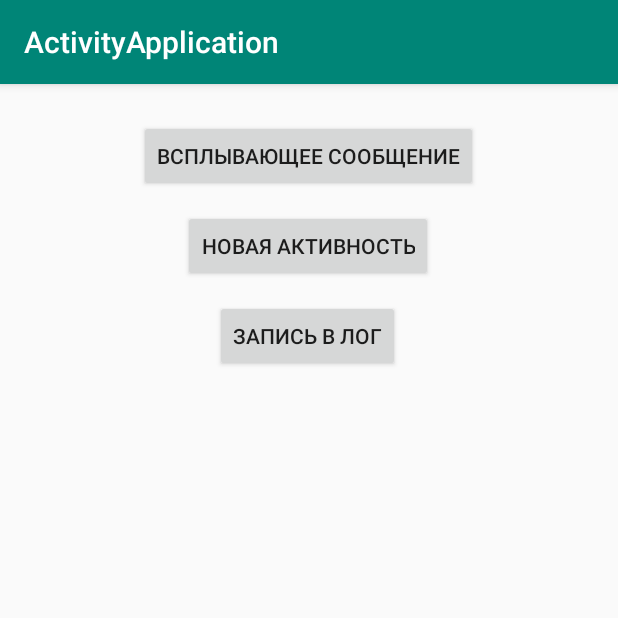
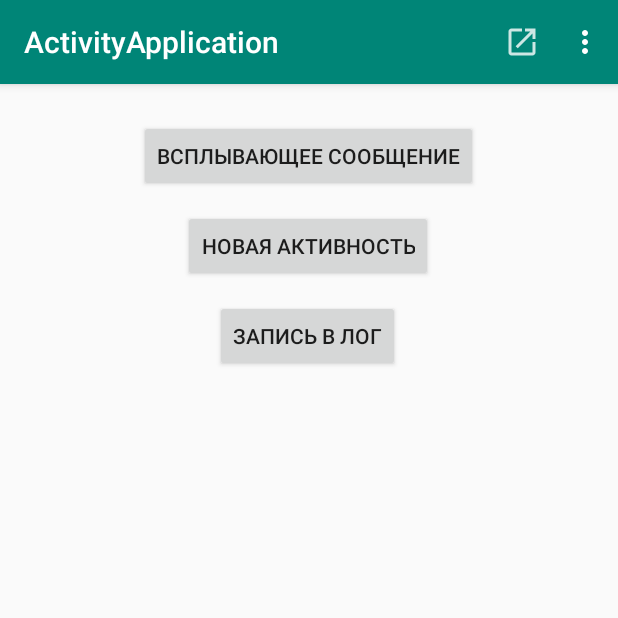
Before and after one commit to msenin/KotlinAndroidSFT, an Android app: the screen it shows after launch (MainActivity), on a phone screen of 412 x 824 dp, the top half of it. Run offline under Robolectric (Android 15) with nearby library versions, the phone set to English and light mode, and no system bars.

Commit message:
Settings and Toolbar

```diff
--- a/Activity/app/build.gradle
+++ b/Activity/app/build.gradle
@@ -8,7 +8,7 @@ android {
     compileSdkVersion 28
     defaultConfig {
         applicationId "ru.senin.kotlin.android.activityapplication"
-        minSdkVersion 15
+        minSdkVersion 16
         targetSdkVersion 28
         versionCode 1
         versionName "1.0"
--- a/Activity/app/src/main/java/ru/senin/kotlin/android/activityapplication/MainActivity.kt
+++ b/Activity/app/src/main/java/ru/senin/kotlin/android/activityapplication/MainActivity.kt
@@ -1,17 +1,21 @@
 package ru.senin.kotlin.android.activityapplication
 
 import android.content.Intent
+import android.content.SharedPreferences
 import android.os.Bundle
 import android.util.Log
+import android.view.Menu
+import android.view.MenuItem
 import android.widget.Toast
 import androidx.appcompat.app.AppCompatActivity
+import androidx.preference.PreferenceManager
 import kotlinx.android.synthetic.main.activity_main.*
 
 const val CHILD_REQUEST_CODE = 0
 
 class MainActivity : AppCompatActivity() {
 
-    var logRecordNumber = 0
+    private var logRecordNumber = 0
 
 
     override fun onCreate(savedInstanceState: Bundle?) {
@@ -28,9 +32,18 @@ class MainActivity : AppCompatActivity() {
         }
 
         newActivityButton.setOnClickListener {
+            startChildActivity()
+        }
+    }
+
+    private fun startChildActivity() {
         val intent = Intent(this, ChildActivity::class.java)
         startActivityForResult(intent, CHILD_REQUEST_CODE)
     }
+
+    private fun showSettings() {
+        val intent = Intent(this, SettingsActivity::class.java)
+        startActivity(intent)
     }
 
     override fun onActivityResult(requestCode: Int, resultCode: Int, data: Intent?) {
@@ -83,11 +96,34 @@ class MainActivity : AppCompatActivity() {
     }
 
     private fun message(message: String) {
+        val sharedPref: SharedPreferences = PreferenceManager.getDefaultSharedPreferences(this)
+        val showToasts = sharedPref.getBoolean("show_toasts", true)
+        if (showToasts) {
             Toast.makeText(
                 applicationContext,
                 message,
                 Toast.LENGTH_SHORT
             ).show()
+        }
         Log.d("LifeCycle", message)
     }
+
+    override fun onCreateOptionsMenu(menu: Menu): Boolean {
+        menuInflater.inflate(R.menu.settings, menu)
+        return true
     }
+
+    override fun onOptionsItemSelected(item: MenuItem): Boolean {
+        when (item.itemId) {
+            R.id.toolbarChildActivity -> {
+                startChildActivity()
+                return true
+            }
+            R.id.toolbarSettings -> {
+                showSettings()
+                return true
+            }
+        }
+        return super.onOptionsItemSelected(item)
+    }
+}
--- a/Activity/app/src/main/java/ru/senin/kotlin/android/activityapplication/SettingsActivity.kt
+++ b/Activity/app/src/main/java/ru/senin/kotlin/android/activityapplication/SettingsActivity.kt
@@ -18,7 +18,7 @@ class SettingsActivity : AppCompatActivity() {
 
     class SettingsFragment : PreferenceFragmentCompat() {
         override fun onCreatePreferences(savedInstanceState: Bundle?, rootKey: String?) {
-            setPreferencesFromResource(R.xml.root_preferences, rootKey)
+            setPreferencesFromResource(R.xml.preferences, rootKey)
         }
     }
 }
--- /dev/null
+++ b/Activity/app/src/main/res/drawable-anydpi/ic_child_activity.xml
@@ -0,0 +1,11 @@
+<vector xmlns:android="http://schemas.android.com/apk/res/android"
+    android:width="24dp"
+    android:height="24dp"
+    android:viewportWidth="24"
+    android:viewportHeight="24"
+    android:tint="#FFFFFF"
+    android:alpha="0.8">
+    <path
+        android:fillColor="#FF000000"
+        android:pathData="M19,19H5V5h7V3H5c-1.11,0 -2,0.9 -2,2v14c0,1.1 0.89,2 2,2h14c1.1,0 2,-0.9 2,-2v-7h-2v7zM14,3v2h3.59l-9.83,9.83 1.41,1.41L19,6.41V10h2V3h-7z"/>
+</vector>
--- /dev/null
+++ b/Activity/app/src/main/res/menu/settings.xml
@@ -0,0 +1,13 @@
+<?xml version="1.0" encoding="utf-8"?>
+<menu xmlns:app="http://schemas.android.com/apk/res-auto"
+    xmlns:android="http://schemas.android.com/apk/res/android">
+    <item
+        android:id="@+id/toolbarChildActivity"
+        android:icon="@drawable/ic_child_activity"
+        app:showAsAction="always"
+        android:title="Новая активность"/>
+    <item
+        android:id="@+id/toolbarSettings"
+        android:title="Настройки"
+        />
+</menu>
--- a/Activity/build.gradle
+++ b/Activity/build.gradle
@@ -1,14 +1,14 @@
 // Top-level build file where you can add configuration options common to all sub-projects/modules.
 
 buildscript {
-    ext.kotlin_version = '1.3.70'
+    ext.kotlin_version = '1.3.71'
     repositories {
         google()
         jcenter()
 
     }
     dependencies {
-        classpath 'com.android.tools.build:gradle:3.6.1'
+        classpath 'com.android.tools.build:gradle:3.6.2'
         classpath "org.jetbrains.kotlin:kotlin-gradle-plugin:$kotlin_version"
         // NOTE: Do not place your application dependencies here; they belong
         // in the individual module build.gradle files
```
Also changed, not shown: Activity/app/src/main/res/values/arrays.xml (+6 -6 lines), Activity/app/src/main/res/values/strings.xml (+7 -9 lines), Activity/app/src/main/res/xml/preferences.xml (added, +31 -0 lines), Activity/app/src/main/res/drawable-hdpi/ic_child_activity.png (added), Activity/app/src/main/res/drawable-mdpi/ic_child_activity.png (added), Activity/app/src/main/res/drawable-xhdpi/ic_child_activity.png (added), Activity/app/src/main/res/drawable-xxhdpi/ic_child_activity.png (added). Lines whose indentation alone changed are shown as unchanged.
